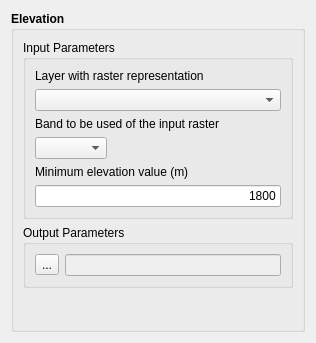
Above: src/qt/ui/ElevationWidgetForm.ui from ericabreu82/tv5_app before the change. Below: the same form after it.
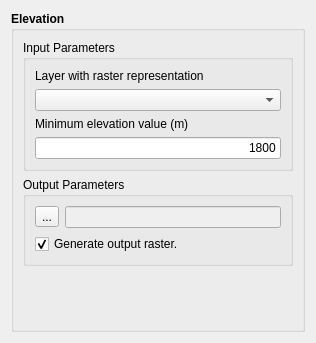
That is the form after the change.

Patch:
```diff
--- a/src/qt/ui/ElevationWidgetForm.ui
+++ b/src/qt/ui/ElevationWidgetForm.ui
@@ -62,37 +62,6 @@
                 </layout>
                </item>
                <item row="1" column="0">
-                <layout class="QGridLayout" name="gridLayout_4">
-                 <item row="0" column="0">
-                  <widget class="QLabel" name="label_3">
-                   <property name="text">
-                    <string>Band to be used of the input raster</string>
-                   </property>
-                  </widget>
-                 </item>
-                 <item row="1" column="0">
-                  <layout class="QGridLayout" name="gridLayout_3">
-                   <item row="0" column="0">
-                    <widget class="QComboBox" name="m_bandsComboBox"/>
-                   </item>
-                   <item row="0" column="1">
-                    <spacer name="horizontalSpacer">
-                     <property name="orientation">
-                      <enum>Qt::Horizontal</enum>
-                     </property>
-                     <property name="sizeHint" stdset="0">
-                      <size>
-                       <width>40</width>
-                       <height>20</height>
-                      </size>
-                     </property>
-                    </spacer>
-                   </item>
-                  </layout>
-                 </item>
-                </layout>
-               </item>
-               <item row="2" column="0">
                 <layout class="QGridLayout" name="gridLayout_5">
                  <item row="0" column="0">
                   <widget class="QLabel" name="label_4">
@@ -151,6 +120,16 @@
                </item>
               </layout>
              </item>
+             <item row="1" column="0">
+              <widget class="QCheckBox" name="m_outRasterCheckBox">
+               <property name="text">
+                <string>Generate output raster.</string>
+               </property>
+               <property name="checked">
+                <bool>true</bool>
+               </property>
+              </widget>
+             </item>
             </layout>
            </widget>
           </item>
```
Left out of the diff: 28 changed lines with no effect on the pictures.
